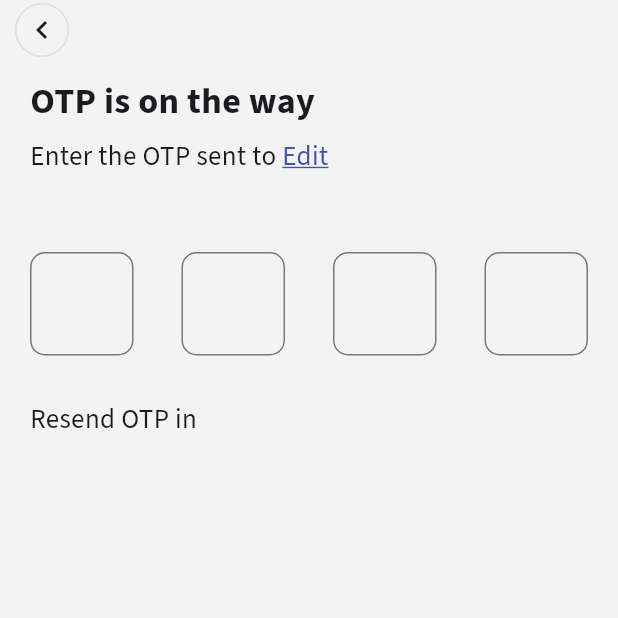
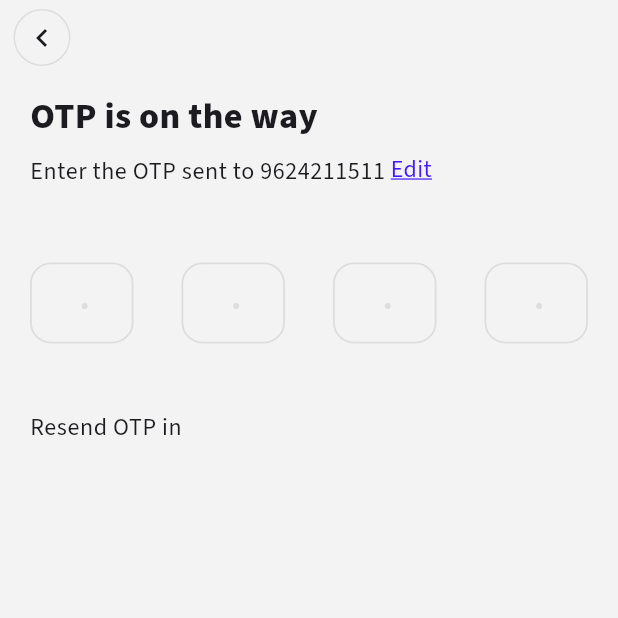
Before and after one commit to PradadRavi/ProperyFinderFlutter, a Flutter app: the AuthScreen screen opened directly, on a phone screen of 412 x 824 dp, the top half of it. Run offline on Flutter 3.47's test engine with Material 3 defaults, Android fonts, the phone set to English and light mode, and no system bars; our stand-ins replace flutter_svg, go_router, google_fonts.

Commit message:
fixes ui

```diff
--- a/lib/core/common/widgets/app_bar_custom.dart
+++ b/lib/core/common/widgets/app_bar_custom.dart
@@ -8,7 +8,7 @@ class AppBarCustom extends StatelessWidget implements PreferredSize {
   Widget get child => throw UnimplementedError();
 
   @override
-  Size get preferredSize => Size(double.infinity, 40);
+  Size get preferredSize => Size(double.infinity, 50);
 
   @override
   Widget build(BuildContext context) {
@@ -19,7 +19,7 @@ class AppBarCustom extends StatelessWidget implements PreferredSize {
 
   Container backButtonForLeading() {
     return Container(
-      margin: EdgeInsets.all(2),
+      margin: EdgeInsets.all(6),
       decoration: BoxDecoration(
         shape: BoxShape.circle,
         color: AppColors.backgroundColor,
--- a/lib/core/common/widgets/otp_input.dart
+++ b/lib/core/common/widgets/otp_input.dart
@@ -49,6 +49,7 @@ class _OtpInputState extends State<OtpInput> with WidgetsBindingObserver {
     final double spacing = 12;
     final double totalSpacing = spacing * (widget.box - 1);
     final double boxSize = (screenWidth - totalSpacing - 100) / widget.box;
+    final borderCircular = BorderRadius.circular(14);
     print("${context.width}");
     return Row(
       mainAxisAlignment: MainAxisAlignment.spaceBetween,
@@ -63,6 +64,7 @@ class _OtpInputState extends State<OtpInput> with WidgetsBindingObserver {
               textAlign: TextAlign.center,
               keyboardType: TextInputType.number,
               textInputAction: TextInputAction.done,
+              textAlignVertical: TextAlignVertical.center,
               onChanged: (value) {
                 _onOtpChanged(value, index);
               },
@@ -73,13 +75,35 @@ class _OtpInputState extends State<OtpInput> with WidgetsBindingObserver {
                       required isFocused,
                       required maxLength}) =>
                   null,
-              cursorHeight: 18,
+              cursorColor: AppColors.primaryColor,
+              cursorHeight: 4,
+              cursorWidth: 4,
+              cursorRadius: Radius.circular(2),
               decoration: InputDecoration(
-                contentPadding: EdgeInsets.symmetric(vertical: 22),
-                border: OutlineInputBorder(
-                  borderRadius: BorderRadius.circular(10),
+                isCollapsed: true,
+                contentPadding: EdgeInsets.only(left: 4, top: 10, bottom: 14),
+                hintText: ".",
+                hintStyle: context.headlineMedium?.copyWith(
+                  color: AppColors.borderGreyColor,
+                ),
+                enabledBorder: OutlineInputBorder(
+                  borderRadius: borderCircular,
                   borderSide: BorderSide(
                     color: AppColors.borderGreyColor,
+                    width: 1.2,
+                  ), // change color here
+                ),
+                focusedBorder: OutlineInputBorder(
+                  borderRadius: borderCircular,
+                  borderSide: BorderSide(
+                    color: AppColors.primaryColor,
+                    width: 1.8,
+                  ),
+                ),
+                border: OutlineInputBorder(
+                  borderRadius: borderCircular,
+                  borderSide: BorderSide(
+                    color: Colors.green,
                   ),
                 ),
               ),
--- a/lib/core/res/app_colors.dart
+++ b/lib/core/res/app_colors.dart
@@ -16,4 +16,5 @@ abstract class AppColors {
   //#DDDDDD
   static const borderGreyColor = Color(0xFFDDDDDD);
   static const darkBorderGreyColor = Color(0xFFDDDDDD);
+  static const mediumGreyColor = Colors.grey;
 }
--- a/lib/core/utils/app_strings.dart
+++ b/lib/core/utils/app_strings.dart
@@ -11,7 +11,7 @@ class AppStrings {
   static const String enter10DigNumber = "Enter your 10 digit mobile number";
   static const String codeCountry = "+91";
   static const String otpIsOnTheWay = "OTP is on the way";
-  static const String enterTheOtpSent = "Enter the OTP sent to ";
+  static const String enterTheOtpSent = "Enter the OTP sent to 9624211511 ";
   static const String edit = "Edit";
   static const String resendOtpIn = "Resend OTP in ";
 
--- a/lib/main.dart
+++ b/lib/main.dart
@@ -28,7 +28,7 @@ class MyApp extends StatelessWidget {
       themeMode: ThemeMode.system,
       home: ChangeNotifierProvider(
         create: (context) => OnboardingProvider(),
-        child: OnboardingSlideView(),
+        child: SetUpProfileScreen(),
       ),
     );
   }
--- a/lib/src/auth/prsentation/view/auth_screen.dart
+++ b/lib/src/auth/prsentation/view/auth_screen.dart
@@ -1,5 +1,6 @@
 import 'package:flutter/material.dart';
 import 'package:propertyfinder/core/common/widgets/app_bar_custom.dart';
+import 'package:propertyfinder/src/auth/prsentation/view/widgets/mobile_number_enter_widget.dart';
 import 'package:propertyfinder/src/auth/prsentation/view/widgets/otp_enter_widget.dart';
 
 class AuthScreen extends StatelessWidget {
--- a/lib/src/auth/prsentation/view/widgets/heading_widget.dart
+++ b/lib/src/auth/prsentation/view/widgets/heading_widget.dart
@@ -1,4 +1,6 @@
 import 'package:flutter/material.dart';
+import 'package:propertyfinder/core/extensions/context_extensions.dart';
+import 'package:propertyfinder/core/res/app_colors.dart';
 import 'package:propertyfinder/core/utils/app_strings.dart';
 
 class HeadingWidget extends StatelessWidget {
@@ -16,23 +18,27 @@ class HeadingWidget extends StatelessWidget {
     return Column(
       crossAxisAlignment: CrossAxisAlignment.start,
       children: [
-        Text(
-          firstHeadingName,
-          style: TextStyle(fontSize: 24, fontWeight: FontWeight.bold),
-        ),
+        Text(firstHeadingName,
+            style: TextStyle(fontSize: 24, fontWeight: FontWeight.w800)),
         const SizedBox(
           height: 8,
         ),
         Row(
           children: [
-            Text(subName),
+            Text(
+              subName,
+              style: context.bodySmall,
+            ),
             if (showEditText)
               Text(
                 AppStrings.edit,
                 style: TextStyle(
-                    decoration: TextDecoration.underline,
-                    decorationColor: Colors.indigo,
-                    color: Colors.indigo),
+                  fontSize: 16,
+                  fontWeight: FontWeight.normal,
+                  decoration: TextDecoration.underline,
+                  decorationColor: AppColors.primaryColor,
+                  color: AppColors.primaryColor,
+                ),
               )
           ],
         ),
--- a/lib/src/auth/prsentation/view/widgets/otp_enter_widget.dart
+++ b/lib/src/auth/prsentation/view/widgets/otp_enter_widget.dart
@@ -1,5 +1,6 @@
 import 'package:flutter/material.dart';
 import 'package:propertyfinder/core/common/widgets/otp_input.dart';
+import 'package:propertyfinder/core/extensions/context_extensions.dart';
 import 'package:propertyfinder/core/utils/app_strings.dart';
 import 'package:propertyfinder/src/auth/prsentation/view/widgets/heading_widget.dart';
 
@@ -29,7 +30,10 @@ class OtpEnterWidget extends StatelessWidget {
           height: 30,
         ),
 
-        Text(AppStrings.resendOtpIn)
+        Text(
+          AppStrings.resendOtpIn,
+          style: context.bodySmall,
+        )
 
         // Text(
         //   AppStrings.otpIsOnTheWay,
```
Also changed, not shown: lib/src/auth/prsentation/view/set_up_profile_screen.dart (+65 -0 lines), lib/src/auth/prsentation/view/widgets/mobile_number_enter_widget.dart (+21 -6 lines), lib/src/on_baording/presentation/views/onboarding_slide_view.dart (+8 -0 lines), lib/src/on_baording/presentation/views/widgets/title_and_body.dart (+10 -6 lines), 4 other files.
